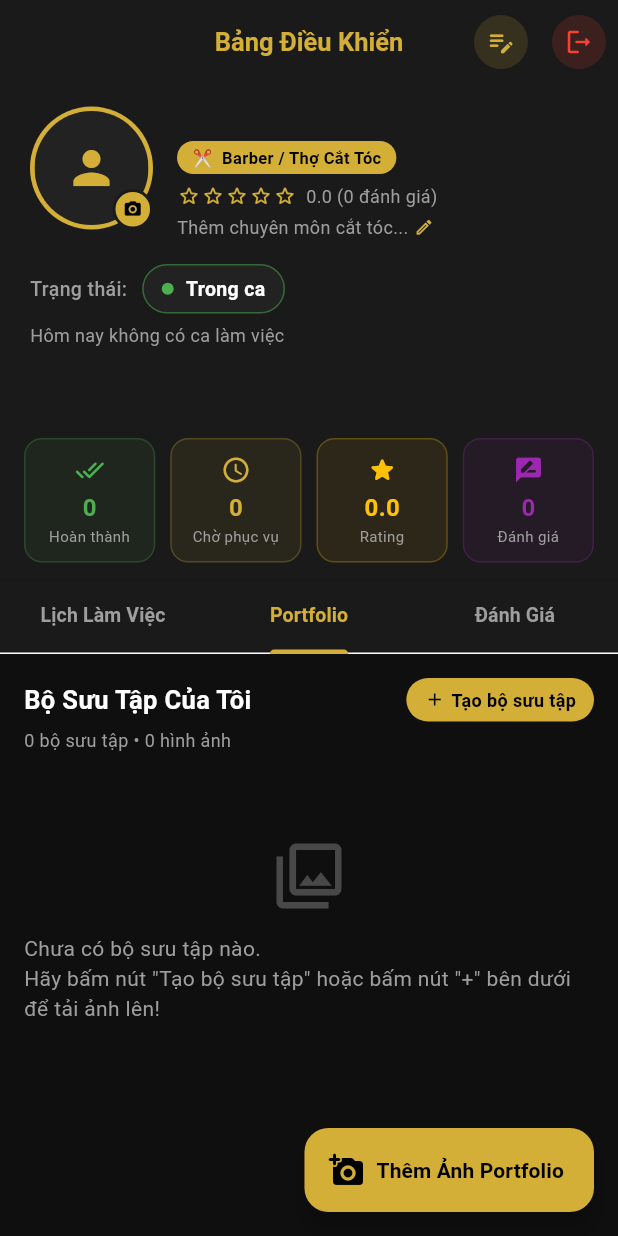
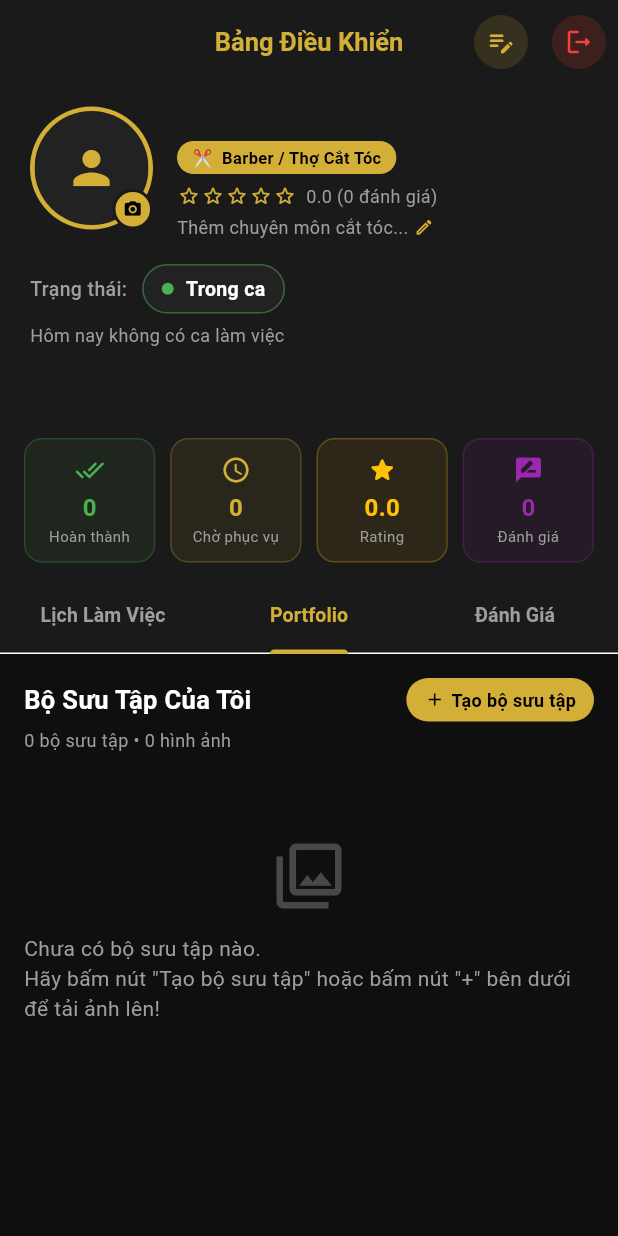
Before and after one commit to PhucLHHE180501/Group3-PRM, a Flutter app: the StaffDashboardScreen screen opened directly, tab 2 chosen, on a phone screen of 412 x 824 dp. Run offline on Flutter 3.47's test engine with Material 3 defaults, Android fonts, the phone set to English and light mode, and no system bars; our stand-ins replace cloud_firestore, firebase_auth, firebase_core, firebase_storage, image_picker, permission_handler; accounts and stored records are empty.

Commit message:
ẩn nút thêm ảnh thừa

```diff
--- a/lib/features/barber/screens/staff_dashboard_screen.dart
+++ b/lib/features/barber/screens/staff_dashboard_screen.dart
@@ -317,20 +317,20 @@ class _StaffDashboardScreenState extends State<StaffDashboardScreen>
 
     return Scaffold(
       backgroundColor: _bgDark,
-      floatingActionButton: _tabController.index == 1
-          ? FloatingActionButton.extended(
-              backgroundColor: _gold,
-              onPressed: () => _showImageSourceDialog(staffId, collections: barberObj.collections),
-              icon: const Icon(Icons.add_a_photo_rounded, color: Colors.black),
-              label: const Text(
-                'Thêm Ảnh Portfolio',
-                style: TextStyle(
-                  color: Colors.black,
-                  fontWeight: FontWeight.bold,
-                ),
-              ),
-            )
-          : null,
+      // floatingActionButton: _tabController.index == 1
+      //     ? FloatingActionButton.extended(
+      //         backgroundColor: _gold,
+      //         onPressed: () => _showImageSourceDialog(staffId, collections: barberObj.collections),
+      //         icon: const Icon(Icons.add_a_photo_rounded, color: Colors.black),
+      //         label: const Text(
+      //           'Thêm Ảnh Portfolio',
+      //           style: TextStyle(
+      //             color: Colors.black,
+      //             fontWeight: FontWeight.bold,
+      //           ),
+      //         ),
+      //       )
+      //     : null,
       body: SafeArea(
         top: false,
         child: NestedScrollView(
```
